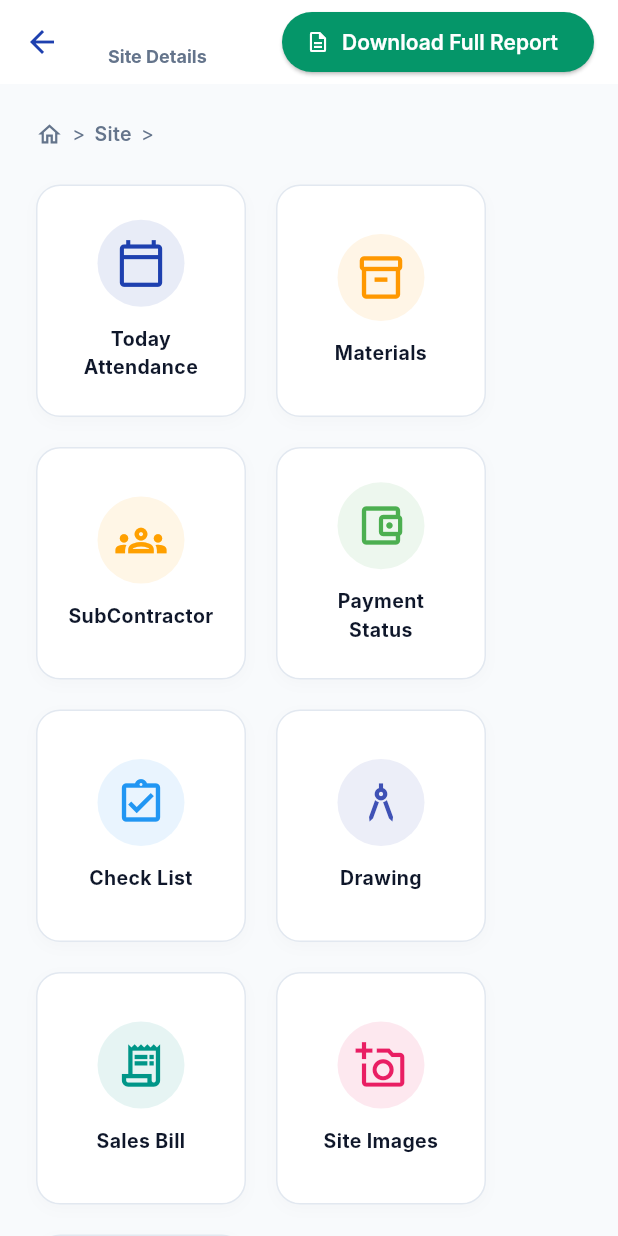
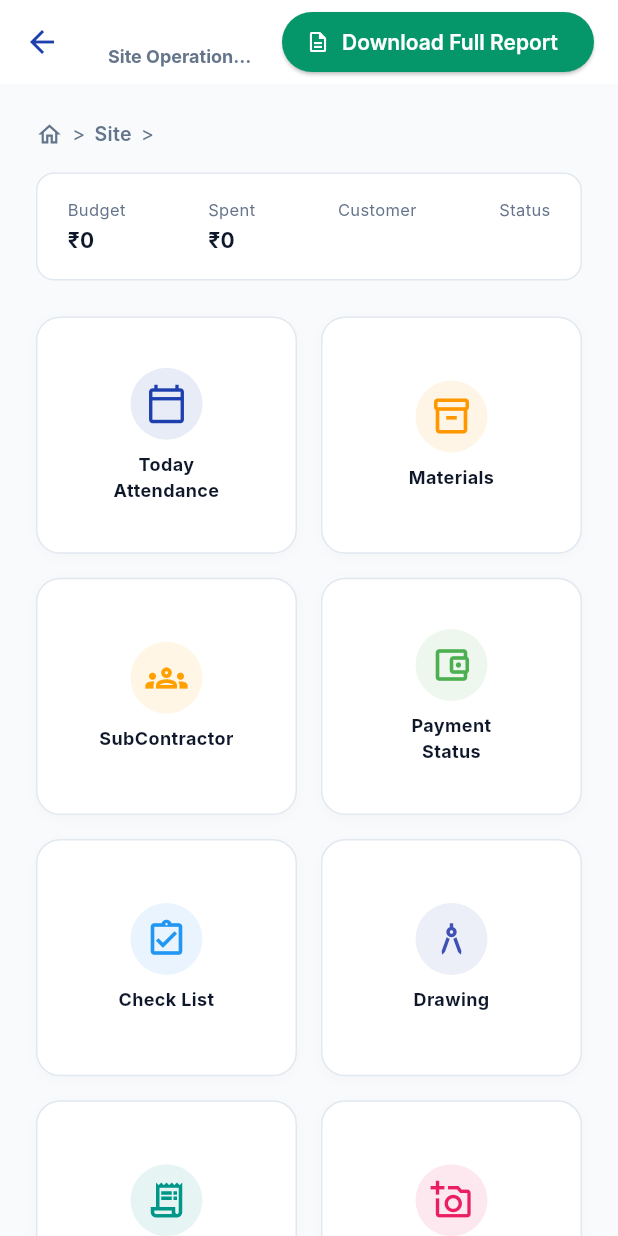
Before and after one commit to najibcode/ibuild, a Flutter app: the ProjectOperationsScreen screen opened directly with empty values, on a phone screen of 412 x 824 dp. Run offline on Flutter 3.47's test engine with Material 3 defaults, Android fonts, the phone set to English and light mode, and no system bars; our stand-ins replace cached_network_image, fl_chart, flutter_dotenv, flutter_riverpod, go_router, image_picker and 2 more; accounts and stored records are empty; Roboto replaces fonts that are missing (Inter).

Commit message:
feat: add Site Report module and implement responsive grid layout for project operations

```diff
--- a/lib/features/projects/presentation/screens/project_operations_screen.dart
+++ b/lib/features/projects/presentation/screens/project_operations_screen.dart
@@ -19,6 +19,7 @@ import '../../../attendance/domain/repositories/attendance_repository.dart';
 import '../../../attendance/presentation/controllers/attendance_controller.dart';
 import '../../../attendance/data/models/attendance_model.dart';
 import '../../../daily_progress/presentation/screens/daily_progress_screen.dart';
+import '../../../reports/presentation/screens/full_report_generator_screen.dart';
 import '../../data/models/project_model.dart';
 import '../controllers/project_controller.dart';
 
@@ -73,10 +74,10 @@ class ProjectOperationsScreen extends ConsumerStatefulWidget {
 }
 
 class _ProjectOperationsScreenState extends ConsumerState<ProjectOperationsScreen> {
-  int _activeSection = 0; // 0 = Overview Grid, 1 = Attendance, 2 = Materials, 3 = SubContractor, 4 = Payments, 5 = Checklist, 6 = Drawings, 7 = Sales Bills, 8 = Site Images, 9 = About Site
+  int _activeSection = 0; // 0 = Grid, 1..10 = Submodules
 
   final Map<int, String> _sectionTitles = {
-    0: 'Site Details',
+    0: 'Site Operations Dashboard',
     1: 'Today Attendance',
     2: 'Materials Inventory',
     3: 'Subcontractor / Trade Partners',
@@ -86,6 +87,7 @@ class _ProjectOperationsScreenState extends ConsumerState<ProjectOperationsScree
     7: 'Sales Bills & Client Invoices',
     8: 'Site Progress Images',
     9: 'About Site Specifications',
+    10: 'Full Site Reports & Export',
   };
 
   void _openSection(int section) {
@@ -118,9 +120,7 @@ class _ProjectOperationsScreenState extends ConsumerState<ProjectOperationsScree
           Padding(
             padding: const EdgeInsets.only(right: 16.0),
             child: ElevatedButton.icon(
-              onPressed: () => ScaffoldMessenger.of(context).showSnackBar(
-                const SnackBar(content: Text('Downloading Full Site Report (PDF)...'), backgroundColor: AppColors.secondary),
-              ),
+              onPressed: () => _openSection(10),
               icon: const Icon(Icons.description_outlined, size: 16),
               label: const Text('Download Full Report'),
               style: ElevatedButton.styleFrom(
@@ -133,7 +133,6 @@ class _ProjectOperationsScreenState extends ConsumerState<ProjectOperationsScree
       ),
       body: Column(
         children: [
-          // If viewing a sub-section (not the main Grid), show a clean Back to Site Operations bar
           if (_activeSection != 0)
             Container(
               width: double.infinity,
@@ -186,14 +185,33 @@ class _ProjectOperationsScreenState extends ConsumerState<ProjectOperationsScree
         return DailyProgressScreen(projectId: widget.projectId, projectName: widget.projectName);
       case 9:
         return _buildAboutSiteTab();
+      case 10:
+        return const FullReportGeneratorScreen();
       default:
         return _buildOverviewGridTab();
     }
   }
 
-  // 0. Overview Grid (Pure Icon Cards Navigation View - No Top TabBar)
+  // Perfectly Symmetrical 10-Card Responsive Grid (5 columns on Web/Desktop, 2 columns on Mobile)
   Widget _buildOverviewGridTab() {
     final projectAsync = ref.watch(projectDetailByIdProvider(widget.projectId));
+
+    final cards = [
+      _CardData('Today\nAttendance', Icons.calendar_today_outlined, AppColors.primary, 1),
+      _CardData('Materials', Icons.inventory_2_outlined, Colors.orange, 2),
+      _CardData('SubContractor', Icons.groups_outlined, Colors.amber.shade700, 3),
+      _CardData('Payment\nStatus', Icons.account_balance_wallet_outlined, Colors.green, 4),
+      _CardData('Check List', Icons.assignment_turned_in_outlined, Colors.blue, 5),
+      _CardData('Drawing', Icons.architecture_outlined, Colors.indigo, 6),
+      _CardData('Sales Bill', Icons.receipt_long_outlined, Colors.teal, 7),
+      _CardData('Site Images', Icons.add_a_photo_outlined, Colors.pink, 8),
+      _CardData('About Site', Icons.info_outline, Colors.purple, 9),
+      _CardData('Site Report', Icons.summarize_outlined, Colors.deepOrange, 10),
+    ];
+
+    return LayoutBuilder(
+      builder: (context, constraints) {
+        int crossAxisCount = constraints.maxWidth > 900 ? 5 : (constraints.maxWidth > 600 ? 4 : 2);
 
         return SingleChildScrollView(
           padding: const EdgeInsets.all(24.0),
@@ -214,28 +232,9 @@ class _ProjectOperationsScreenState extends ConsumerState<ProjectOperationsScree
                   Text(widget.projectName, style: TextStyle(color: AppColors.primaryColor(context), fontWeight: FontWeight.bold, fontSize: 13)),
                 ],
               ),
-          const SizedBox(height: 24),
+              const SizedBox(height: 16),
 
-          // Pure Visual Operation Cards Grid (Ref: Reference Image Grid)
-          Wrap(
-            spacing: 20,
-            runSpacing: 20,
-            children: [
-              _buildRefCard('Today\nAttendance', Icons.calendar_today_outlined, AppColors.primary, () => _openSection(1)),
-              _buildRefCard('Materials', Icons.inventory_2_outlined, Colors.orange, () => _openSection(2)),
-              _buildRefCard('SubContractor', Icons.groups_outlined, Colors.amber.shade700, () => _openSection(3)),
-              _buildRefCard('Payment\nStatus', Icons.account_balance_wallet_outlined, Colors.green, () => _openSection(4)),
-              _buildRefCard('Check List', Icons.assignment_turned_in_outlined, Colors.blue, () => _openSection(5)),
-              _buildRefCard('Drawing', Icons.architecture_outlined, Colors.indigo, () => _openSection(6)),
-              _buildRefCard('Sales Bill', Icons.receipt_long_outlined, Colors.teal, () => _openSection(7)),
-              _buildRefCard('Site Images', Icons.add_a_photo_outlined, Colors.pink, () => _openSection(8)),
-              _buildRefCard('About Site', Icons.info_outline, Colors.purple, () => _openSection(9)),
-            ],
-          ),
-
-          const SizedBox(height: 32),
-
-          // Compact Site Summary Bar
+              // 1. Site Summary Bar at TOP
               projectAsync.when(
                 data: (p) {
                   if (p == null) return const SizedBox.shrink();
@@ -260,19 +259,38 @@ class _ProjectOperationsScreenState extends ConsumerState<ProjectOperationsScree
                 loading: () => const SizedBox.shrink(),
                 error: (e, s) => const SizedBox.shrink(),
               ),
+
+              const SizedBox(height: 24),
+
+              // 2. Perfectly Balanced & Symmetrical 10-Card Grid BELOW
+              GridView.builder(
+                shrinkWrap: true,
+                physics: const NeverScrollableScrollPhysics(),
+                gridDelegate: SliverGridDelegateWithFixedCrossAxisCount(
+                  crossAxisCount: crossAxisCount,
+                  crossAxisSpacing: 16,
+                  mainAxisSpacing: 16,
+                  childAspectRatio: 1.1,
+                ),
+                itemCount: cards.length,
+                itemBuilder: (context, index) {
+                  final card = cards[index];
+                  return _buildSymmetricCard(card.title, card.icon, card.iconColor, () => _openSection(card.sectionIndex));
+                },
+              ),
             ],
           ),
         );
+      },
+    );
   }
 
-  Widget _buildRefCard(String title, IconData icon, Color iconColor, VoidCallback onTap) {
+  Widget _buildSymmetricCard(String title, IconData icon, Color iconColor, VoidCallback onTap) {
     return InkWell(
       onTap: onTap,
       borderRadius: BorderRadius.circular(16),
       child: Container(
-        width: 140,
-        height: 155,
-        padding: const EdgeInsets.all(16),
+        padding: const EdgeInsets.all(12),
         decoration: BoxDecoration(
           color: AppColors.cardBg(context),
           borderRadius: BorderRadius.circular(16),
@@ -280,8 +298,8 @@ class _ProjectOperationsScreenState extends ConsumerState<ProjectOperationsScree
           boxShadow: [
             BoxShadow(
               color: Colors.black.withValues(alpha: 0.02),
-              blurRadius: 8,
-              offset: const Offset(0, 3),
+              blurRadius: 6,
+              offset: const Offset(0, 2),
             ),
           ],
         ),
@@ -289,20 +307,20 @@ class _ProjectOperationsScreenState extends ConsumerState<ProjectOperationsScree
           mainAxisAlignment: MainAxisAlignment.center,
           children: [
             Container(
-              padding: const EdgeInsets.all(12),
+              padding: const EdgeInsets.all(10),
               decoration: BoxDecoration(
                 color: iconColor.withValues(alpha: 0.1),
                 shape: BoxShape.circle,
               ),
-              child: Icon(icon, size: 34, color: iconColor),
+              child: Icon(icon, size: 28, color: iconColor),
             ),
-            const SizedBox(height: 12),
+            const SizedBox(height: 8),
             Text(
               title,
               textAlign: TextAlign.center,
               style: TextStyle(
                 fontWeight: FontWeight.bold,
-                fontSize: 13,
+                fontSize: 12,
                 color: AppColors.text(context),
               ),
             ),
@@ -323,7 +341,7 @@ class _ProjectOperationsScreenState extends ConsumerState<ProjectOperationsScree
     );
   }
 
-  // 1. Single-Day Attendance Logger Tab (Present, Absent, Leave)
+  // 1. Single-Day Attendance Logger Tab
   Widget _buildAttendanceTab() {
     final attendanceState = ref.watch(attendanceControllerProvider);
     final activeEmployees = attendanceState.activeEmployees;
@@ -655,7 +673,7 @@ class _ProjectOperationsScreenState extends ConsumerState<ProjectOperationsScree
     );
   }
 
-  // 8. About Site Tab (Detailed Information about Address, Owner/Customer, Area, Duration)
+  // 8. About Site Tab
   Widget _buildAboutSiteTab() {
     final projectAsync = ref.watch(projectDetailByIdProvider(widget.projectId));
 
@@ -739,3 +757,12 @@ class _ProjectOperationsScreenState extends ConsumerState<ProjectOperationsScree
     );
   }
 }
+
+class _CardData {
+  final String title;
+  final IconData icon;
+  final Color iconColor;
+  final int sectionIndex;
+
+  _CardData(this.title, this.icon, this.iconColor, this.sectionIndex);
+}
```
Lines whose indentation alone changed are shown as unchanged.
